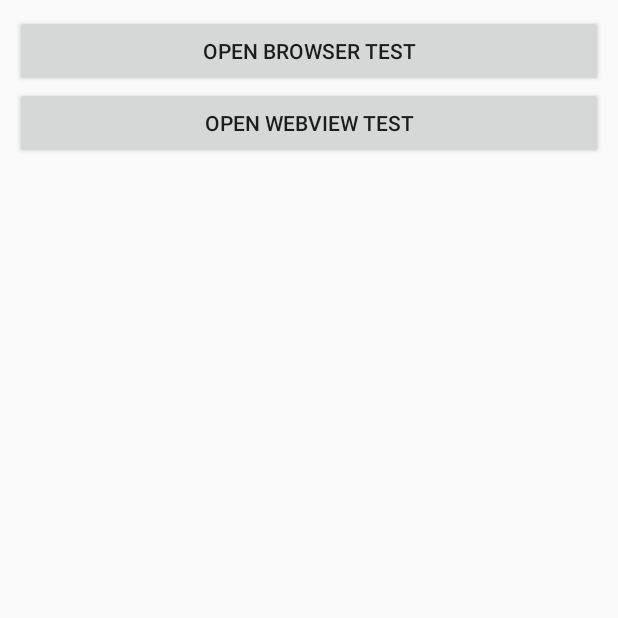
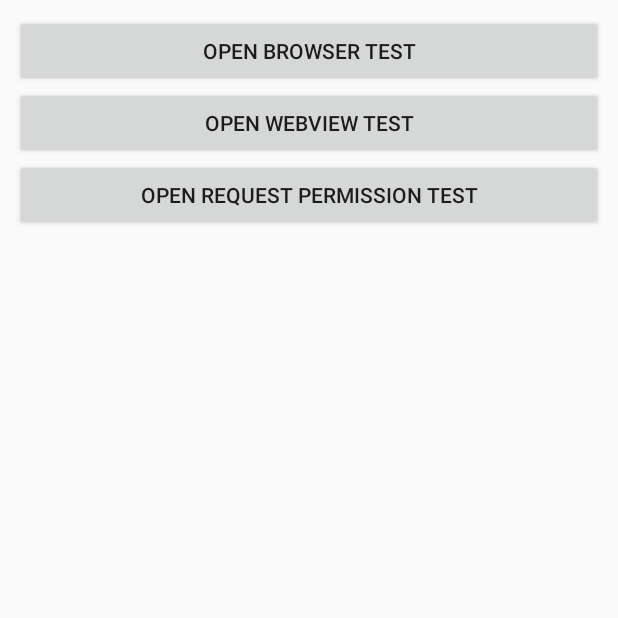
Before and after one commit to Urucas/AppiumTests, an Android app: the screen it shows after launch (MainActivity), on a phone screen of 412 x 824 dp, the top half of it. Run offline under Robolectric (Android 15) with nearby library versions, the phone set to English and light mode, and no system bars; libraries missing offline, so code that uses them is left out: com.facebook.stetho.

Commit message:
add marshmallow request permission activity

```diff
--- /dev/null
+++ b/android-app/AppiumTests/app/src/main/java/com/urucas/appiumtests/activities/App.java
@@ -0,0 +1,16 @@
+package com.urucas.appiumtests.activities;
+
+import android.app.Application;
+
+import com.facebook.stetho.Stetho;
+
+/**
+ * Created by vruno on 12/11/15.
+ */
+public class App extends Application {
+
+    @Override
+    public void onCreate() {
+        super.onCreate();
+    }
+}
--- a/android-app/AppiumTests/app/src/main/java/com/urucas/appiumtests/activities/MainActivity.java
+++ b/android-app/AppiumTests/app/src/main/java/com/urucas/appiumtests/activities/MainActivity.java
@@ -33,6 +33,15 @@ public class MainActivity extends Activity {
                 startActivity(intent);
             }
         });
+
+        Button requestPermBtt = (Button) findViewById(R.id.openRequestBtt);
+        requestPermBtt.setOnClickListener(new View.OnClickListener() {
+            @Override
+            public void onClick(View view) {
+                Intent intent = new Intent(MainActivity.this, RequestPermissionsActivity.class);
+                startActivity(intent);
+            }
+        });
     }
 
 }
--- a/android-app/AppiumTests/app/src/main/res/layout/activity_main.xml
+++ b/android-app/AppiumTests/app/src/main/res/layout/activity_main.xml
@@ -26,6 +26,12 @@
                 android:text="Open WebView Test"
                 android:id="@+id/openWebviewBtt" />
 
+            <Button
+                android:layout_width="fill_parent"
+                android:layout_height="wrap_content"
+                android:text="Open Request Permission Test"
+                android:id="@+id/openRequestBtt" />
+
         </LinearLayout>
 
     </ScrollView>
--- a/android-app/AppiumTests/app/src/main/res/values/strings.xml
+++ b/android-app/AppiumTests/app/src/main/res/values/strings.xml
@@ -3,4 +3,7 @@
 
     <string name="hello_world">Hello world!</string>
     <string name="action_settings">Settings</string>
+    <string name="permission_state">Permission %1$s</string>
+    <string name="denied">denied :(</string>
+    <string name="granted">granted :)</string>
 </resources>
```
Also changed, not shown: android-app/AppiumTests/app/build.gradle (+6 -4 lines), android-app/AppiumTests/app/src/main/AndroidManifest.xml (+12 -1 lines), android-app/AppiumTests/app/src/main/java/com/urucas/appiumtests/activities/RequestPermissionsActivity.java (added, +60 -0 lines), android-app/AppiumTests/app/src/main/res/layout/activity_requestpermission.xml (added, +23 -0 lines), 1 other file.
